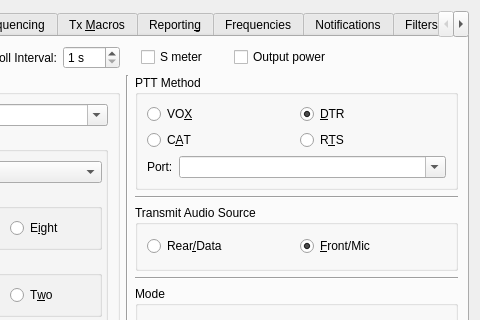
The window that Configuration.ui (jtdx-project/jtdx) describes before a commit, drawn with Qt 5; both pictures show x 220 to 700 and y 0 to 320 of the 700 by 567 pixel window.
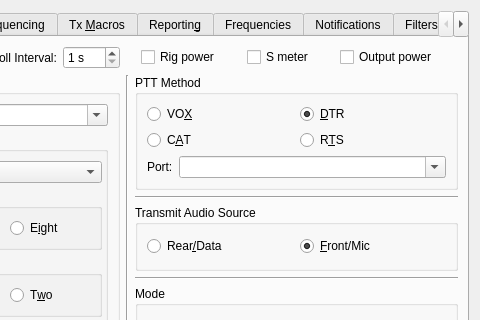
The same window after the commit. The open tabs and pages were chosen to show the change.

Commit message: Radio power on/off

Patch:
```diff
--- a/Configuration.ui
+++ b/Configuration.ui
@@ -738,6 +738,35 @@
        </item>
        <item row="0" column="3">
         <layout class="QHBoxLayout" name="horizontalLayout_36">
+         <item>
+          <widget class="QCheckBox" name="rig_power_check_box">
+           <property name="sizePolicy">
+            <sizepolicy hsizetype="Preferred" vsizetype="Fixed">
+             <horstretch>0</horstretch>
+             <verstretch>0</verstretch>
+            </sizepolicy>
+           </property>
+           <property name="toolTip">
+            <string>&lt;html&gt;&lt;head/&gt;&lt;body&gt;&lt;p&gt;Request switch on/off rig power when supported in  Hamlib.&lt;/p&gt;&lt;/body&gt;&lt;/html&gt;</string>
+           </property>
+           <property name="text">
+            <string>Rig power</string>
+           </property>
+          </widget>
+         </item>
+         <item>
+          <spacer name="horizontalSpacer_6">
+           <property name="orientation">
+            <enum>Qt::Horizontal</enum>
+           </property>
+           <property name="sizeHint" stdset="0">
+            <size>
+             <width>20</width>
+             <height>5</height>
+            </size>
+           </property>
+          </spacer>
+         </item>
          <item>
           <widget class="QCheckBox" name="S_meter_check_box">
            <property name="sizePolicy">
```
The commit also changes 21 other files.
